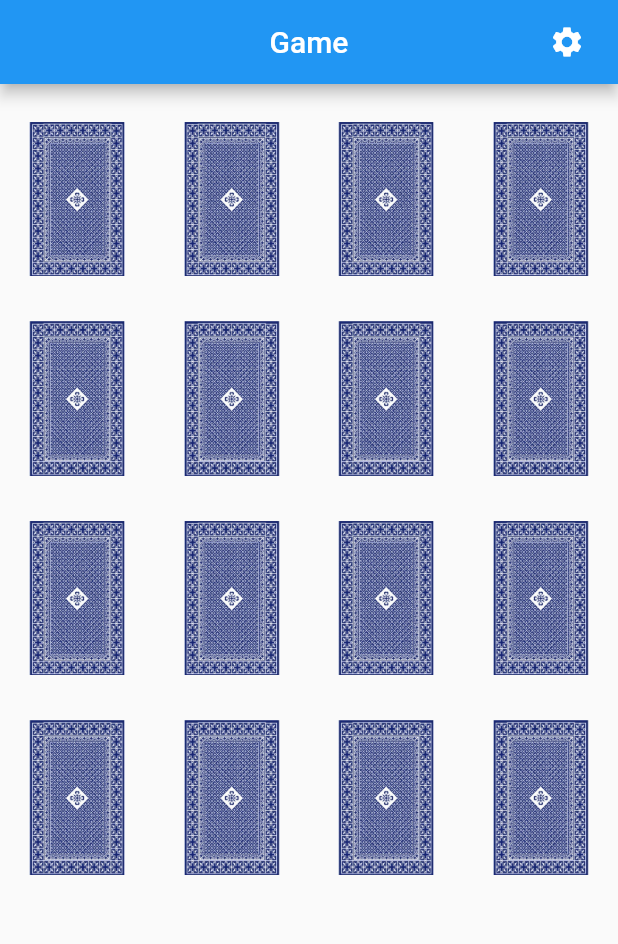
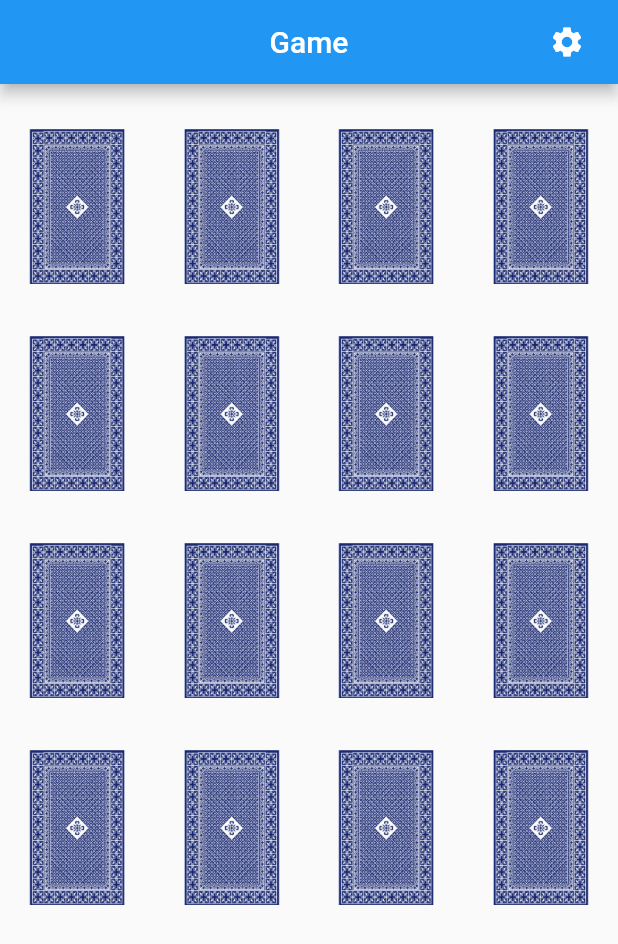
Before and after one commit to amauryperalta28/seniorCitizensMemoryGame, a Flutter app: the GameScreen screen opened by its route, on a phone screen of 412 x 824 dp. Shown: the top 944 px of the screen. Run offline on Flutter 3.47's test engine with Material 2 defaults, Android fonts, the phone set to English and light mode, and no system bars; drawn by our look-alikes of flip_card.

Commit message:
Refactored game screen

```diff
--- a/lib/src/screens/game_screen.dart
+++ b/lib/src/screens/game_screen.dart
@@ -29,9 +29,9 @@ class GameScreen extends StatelessWidget {
         ],
       ),
       body: Container(
-        margin: EdgeInsets.symmetric(vertical: 25.0),
+        margin: EdgeInsets.symmetric(vertical: 30.0),
         child: GridView.count(
-          mainAxisSpacing: 30,
+          mainAxisSpacing: 35,
           crossAxisCount: 4,
           children: List.generate(provider.imagesCard.length, (index) {
             return GestureDetector(
```
